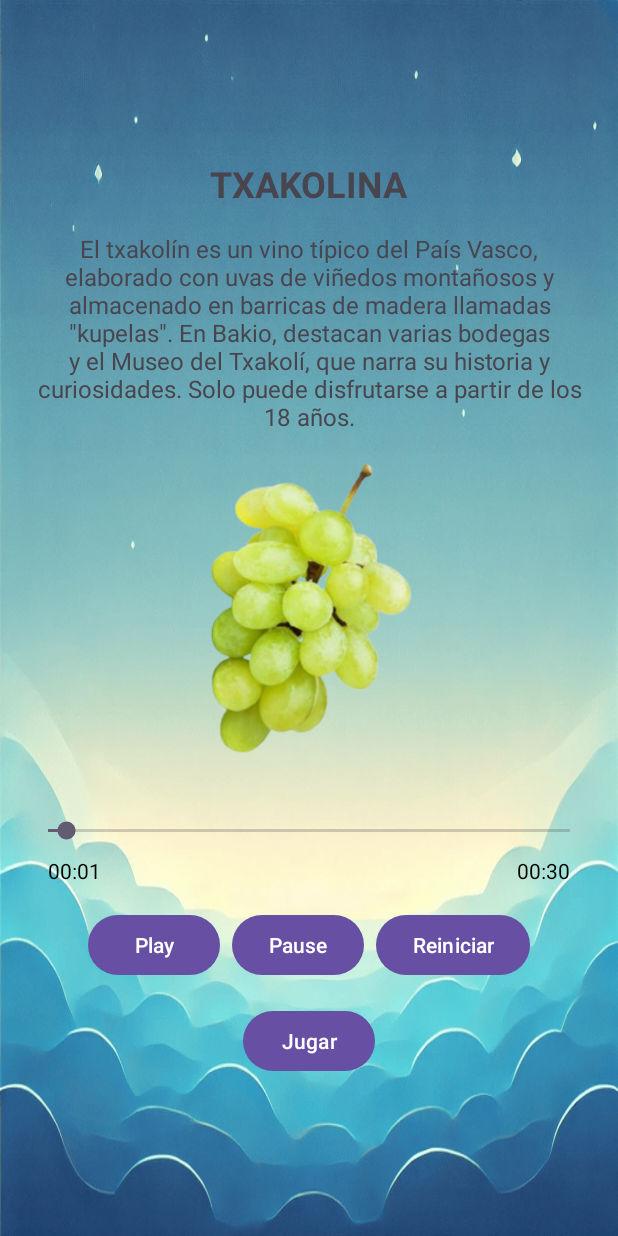
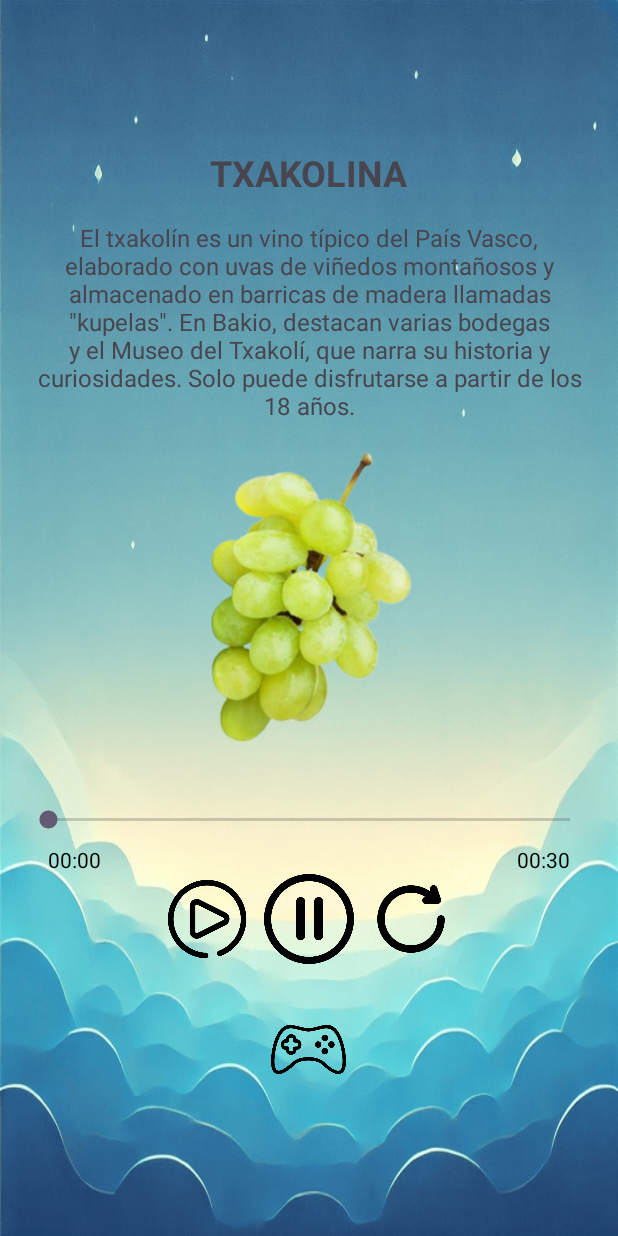
Before and after one commit to Hugojavid5/DidaktikAppBakio, an Android app: the ActividadBienvenidaTxakolina screen opened directly, with no data from a screen before it, on a phone screen of 412 x 824 dp. Run offline under Robolectric (Android 15) with nearby library versions, the phone set to English and light mode, and no system bars.

Commit message:
arreglando bienvenida txakolina

```diff
--- a/app/src/main/java/com/icjardinapps/dm2/bakio/Txakolina/ActividadBienvenidaTxakolina.kt
+++ b/app/src/main/java/com/icjardinapps/dm2/bakio/Txakolina/ActividadBienvenidaTxakolina.kt
@@ -3,12 +3,11 @@ package com.icjardinapps.dm2.bakio.Txakolina
 import android.content.Intent
 import android.media.MediaPlayer
 import android.os.Bundle
-import android.widget.Button
+import android.widget.ImageButton
 import android.widget.SeekBar
 import android.widget.TextView
 import androidx.appcompat.app.AppCompatActivity
 import com.icjardinapps.dm2.bakio.R
-
 class ActividadBienvenidaTxakolina : AppCompatActivity() {
 
     private lateinit var mediaPlayer: MediaPlayer
@@ -31,9 +30,15 @@ class ActividadBienvenidaTxakolina : AppCompatActivity() {
         // Configurar SeekBar
         audioSeekBar.max = mediaPlayer.duration
 
-        // Asegurarse de que el MediaPlayer esté preparado antes de interactuar con él
-        mediaPlayer.setOnPreparedListener {
-            // Iniciar reproducción
+        // Configurar botones de control
+        val playButton: ImageButton = findViewById(R.id.btn_play)
+        val pauseButton: ImageButton = findViewById(R.id.btn_pause)
+        val restartButton: ImageButton = findViewById(R.id.btn_reiniciar)
+        val playGameButton: ImageButton = findViewById(R.id.btnJugar)
+
+        // Acción del botón Play
+        playButton.setOnClickListener {
+            if (!mediaPlayer.isPlaying) {
                 mediaPlayer.start()
 
                 // Actualizar la barra de progreso y tiempo transcurrido
@@ -48,18 +53,6 @@ class ActividadBienvenidaTxakolina : AppCompatActivity() {
                     }
                 }
                 audioSeekBar.postDelayed(updateRunnable, 1000)
-        }
-
-        // Configurar botones
-        val playButton: Button = findViewById(R.id.playButton)
-        val pauseButton: Button = findViewById(R.id.pauseButton)
-        val restartButton: Button = findViewById(R.id.restartButton)
-        val playGameButton: Button = findViewById(R.id.playGameButton)
-
-        // Acción del botón Play
-        playButton.setOnClickListener {
-            if (!mediaPlayer.isPlaying) {
-                mediaPlayer.start()
             }
         }
 
--- a/app/src/main/res/layout/activity_bienvenida_txakolina.xml
+++ b/app/src/main/res/layout/activity_bienvenida_txakolina.xml
@@ -85,40 +85,55 @@
         </LinearLayout>
     </LinearLayout>
 
-    <!-- Controles de audio -->
+    <!-- Botones de control de audio -->
     <LinearLayout
-        android:layout_width="match_parent"
+        android:orientation="horizontal"
+        android:layout_width="wrap_content"
         android:layout_height="wrap_content"
         android:gravity="center"
-        android:orientation="horizontal"
-        android:padding="16dp">
+        android:layout_marginBottom="20dp">
 
-        <Button
-            android:id="@+id/playButton"
-            android:layout_width="wrap_content"
-            android:layout_height="wrap_content"
-            android:text="Play"/>
+        <ImageButton
+            android:id="@+id/btn_play"
+            android:layout_width="60dp"
+            android:layout_height="60dp"
+            android:layout_marginEnd="8dp"
+            android:background="?android:attr/selectableItemBackground"
+            android:contentDescription="Play"
+            android:src="@drawable/play"
+            android:scaleType="centerInside" />
 
-        <Button
-            android:id="@+id/pauseButton"
-            android:layout_width="wrap_content"
-            android:layout_height="wrap_content"
-            android:text="Pause"
-            android:layout_marginStart="8dp"/>
+        <ImageButton
+            android:id="@+id/btn_pause"
+            android:layout_width="60dp"
+            android:layout_height="60dp"
+            android:src="@drawable/pause"
+            android:contentDescription="Pause"
+            android:background="?android:attr/selectableItemBackground"
+            android:layout_marginEnd="8dp"
+            android:scaleType="centerInside" />
 
-        <Button
-            android:id="@+id/restartButton"
-            android:layout_width="wrap_content"
-            android:layout_height="wrap_content"
-            android:text="Reiniciar"
-            android:layout_marginStart="8dp"/>
+        <ImageButton
+            android:id="@+id/btn_reiniciar"
+            android:layout_width="60dp"
+            android:layout_height="60dp"
+            android:src="@drawable/reiniciar"
+            android:contentDescription="Reiniciar"
+            android:background="?android:attr/selectableItemBackground"
+            android:scaleType="centerInside" />
     </LinearLayout>
 
-    <!-- Botón de jugar -->
-    <Button
-        android:id="@+id/playGameButton"
-        android:layout_width="wrap_content"
-        android:layout_height="wrap_content"
-        android:text="Jugar"/>
+    <!-- Botón Jugar (Button normal) -->
+    <ImageButton
+        android:id="@+id/btnJugar"
+        android:layout_width="50dp"
+        android:layout_height="50dp"
+        android:layout_marginTop="12dp"
+        android:src="@drawable/jugar"
+        android:background="@android:color/transparent"
+        android:contentDescription="Jugar"
+        android:padding="0dp"
+        android:scaleType="centerInside"
+        android:adjustViewBounds="true" />
 
 </LinearLayout>
```
Lines whose indentation alone changed are shown as unchanged.
